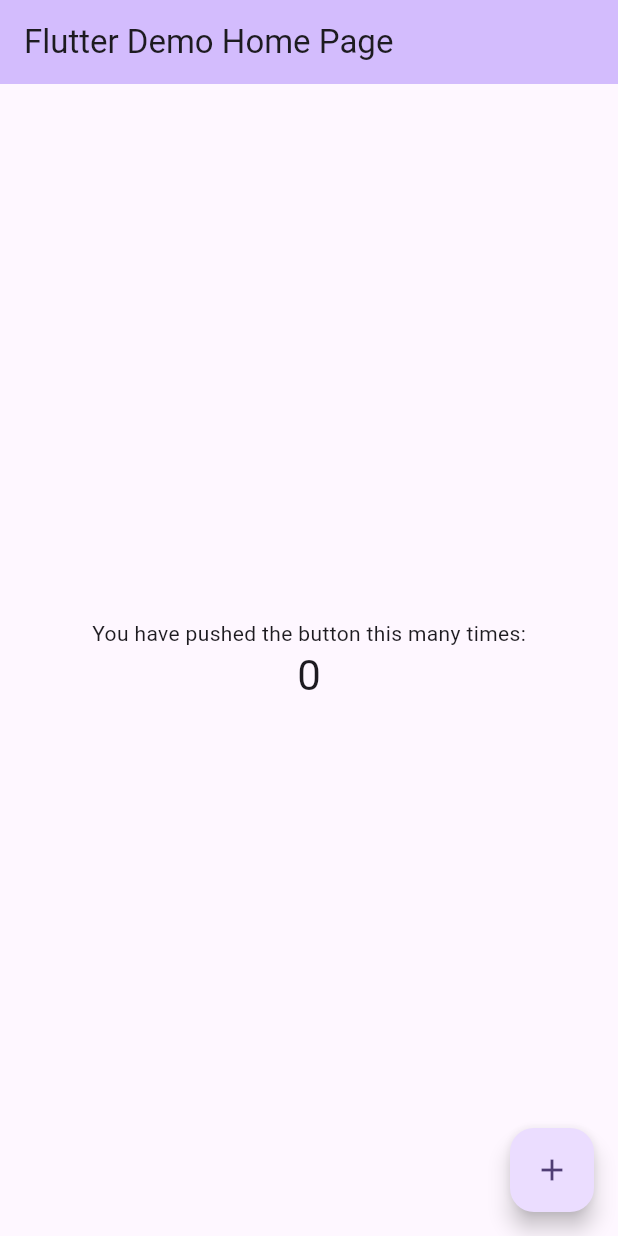
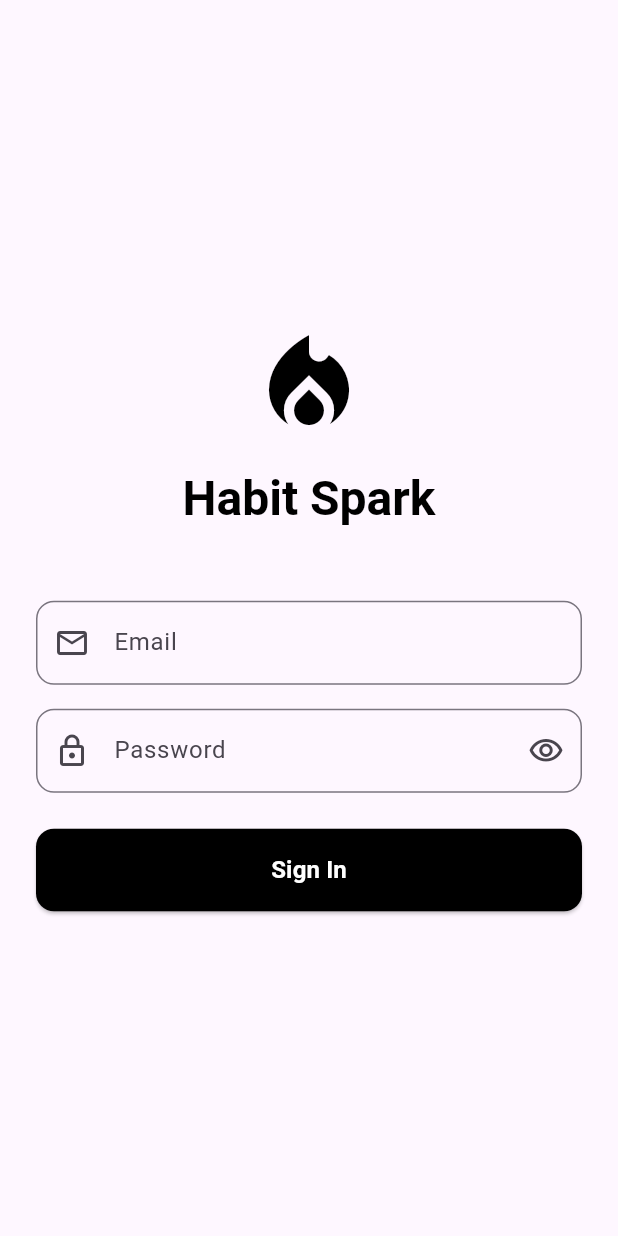
Before and after one commit to ChristianAlicaba2002/MDEV-Habit-Spark, a Flutter app: the screen it shows after launch, on a phone screen of 412 x 824 dp. Run offline on Flutter 3.47's test engine with Material 3 defaults, Android fonts, the phone set to English and light mode, and no system bars; our stand-ins replace firebase_auth, firebase_core; accounts and stored records are empty.

Commit message:
Add login page with email/password authentication
- Created login page UI with email and password fields
- Implemented Firebase authentication service
- Added auth state management in main.dart
- Created home page with sign out functionality
- Updated theme colors to black
- Removed Google Sign-In for now (to be added later)

```diff
--- a/lib/main.dart
+++ b/lib/main.dart
@@ -1,6 +1,9 @@
 import 'package:firebase_core/firebase_core.dart';
 import 'package:flutter/material.dart';
 import 'package:habit_spark/firebase_options.dart';
+import 'package:habit_spark/services/auth_service.dart';
+import 'package:habit_spark/screens/login_page.dart';
+import 'package:habit_spark/screens/home_page.dart';
 
 void main() async {
   WidgetsFlutterBinding.ensureInitialized();
@@ -13,115 +16,28 @@ void main() async {
 class MyApp extends StatelessWidget {
   const MyApp({super.key});
 
-  // This widget is the root of your application.
   @override
   Widget build(BuildContext context) {
     return MaterialApp(
-      title: 'Flutter Demo',
+      title: 'Habit Spark',
+      debugShowCheckedModeBanner: false,
       theme: ThemeData(
-        // This is the theme of your application.
-        //
-        // TRY THIS: Try running your application with "flutter run". You'll see
-        // the application has a purple toolbar. Then, without quitting the app,
-        // try changing the seedColor in the colorScheme below to Colors.green
-        // and then invoke "hot reload" (save your changes or press the "hot
-        // reload" button in a Flutter-supported IDE, or press "r" if you used
-        // the command line to start the app).
-        //
-        // Notice that the counter didn't reset back to zero; the application
-        // state is not lost during the reload. To reset the state, use hot
-        // restart instead.
-        //
-        // This works for code too, not just values: Most code changes can be
-        // tested with just a hot reload.
-        colorScheme: .fromSeed(seedColor: Colors.deepPurple),
+        colorScheme: ColorScheme.fromSeed(seedColor: Colors.deepPurple),
+        useMaterial3: true,
       ),
-      home: const MyHomePage(title: 'Flutter Demo Home Page'),
-    );
-  }
-}
-
-class MyHomePage extends StatefulWidget {
-  const MyHomePage({super.key, required this.title});
-
-  // This widget is the home page of your application. It is stateful, meaning
-  // that it has a State object (defined below) that contains fields that affect
-  // how it looks.
-
-  // This class is the configuration for the state. It holds the values (in this
-  // case the title) provided by the parent (in this case the App widget) and
-  // used by the build method of the State. Fields in a Widget subclass are
-  // always marked "final".
-
-  final String title;
-
-  @override
-  State<MyHomePage> createState() => _MyHomePageState();
-}
-
-class _MyHomePageState extends State<MyHomePage> {
-  int _counter = 0;
-
-  void _incrementCounter() {
-    setState(() {
-      // This call to setState tells the Flutter framework that something has
-      // changed in this State, which causes it to rerun the build method below
-      // so that the display can reflect the updated values. If we changed
-      // _counter without calling setState(), then the build method would not be
-      // called again, and so nothing would appear to happen.
-      _counter++;
-    });
-  }
-
-  @override
-  Widget build(BuildContext context) {
-    // This method is rerun every time setState is called, for instance as done
-    // by the _incrementCounter method above.
-    //
-    // The Flutter framework has been optimized to make rerunning build methods
-    // fast, so that you can just rebuild anything that needs updating rather
-    // than having to individually change instances of widgets.
-    return Scaffold(
-      appBar: AppBar(
-        // TRY THIS: Try changing the color here to a specific color (to
-        // Colors.amber, perhaps?) and trigger a hot reload to see the AppBar
-        // change color while the other colors stay the same.
-        backgroundColor: Theme.of(context).colorScheme.inversePrimary,
-        // Here we take the value from the MyHomePage object that was created by
-        // the App.build method, and use it to set our appbar title.
-        title: Text(widget.title),
-      ),
-      body: Center(
-        // Center is a layout widget. It takes a single child and positions it
-        // in the middle of the parent.
-        child: Column(
-          // Column is also a layout widget. It takes a list of children and
-          // arranges them vertically. By default, it sizes itself to fit its
-          // children horizontally, and tries to be as tall as its parent.
-          //
-          // Column has various properties to control how it sizes itself and
-          // how it positions its children. Here we use mainAxisAlignment to
-          // center the children vertically; the main axis here is the vertical
-          // axis because Columns are vertical (the cross axis would be
-          // horizontal).
-          //
-          // TRY THIS: Invoke "debug painting" (choose the "Toggle Debug Paint"
-          // action in the IDE, or press "p" in the console), to see the
-          // wireframe for each widget.
-          mainAxisAlignment: .center,
-          children: [
-            const Text('You have pushed the button this many times:'),
-            Text(
-              '$_counter',
-              style: Theme.of(context).textTheme.headlineMedium,
-            ),
-          ],
-        ),
-      ),
-      floatingActionButton: FloatingActionButton(
-        onPressed: _incrementCounter,
-        tooltip: 'Increment',
-        child: const Icon(Icons.add),
+      home: StreamBuilder(
+        stream: AuthService().authStateChanges,
+        builder: (context, snapshot) {
+          if (snapshot.connectionState == ConnectionState.waiting) {
+            return const Scaffold(
+              body: Center(child: CircularProgressIndicator()),
+            );
+          }
+          if (snapshot.hasData) {
+            return const HomePage();
+          }
+          return const LoginPage();
+        },
       ),
     );
   }
--- /dev/null
+++ b/lib/screens/login_page.dart
@@ -0,0 +1,175 @@
+import 'package:flutter/material.dart';
+import 'package:habit_spark/services/auth_service.dart';
+import 'package:habit_spark/screens/home_page.dart';
+
+class LoginPage extends StatefulWidget {
+  const LoginPage({super.key});
+
+  @override
+  State<LoginPage> createState() => _LoginPageState();
+}
+
+class _LoginPageState extends State<LoginPage> {
+  final _formKey = GlobalKey<FormState>();
+  final _emailController = TextEditingController();
+  final _passwordController = TextEditingController();
+  final _authService = AuthService();
+  bool _isLoading = false;
+  bool _obscurePassword = true;
+
+  @override
+  void dispose() {
+    _emailController.dispose();
+    _passwordController.dispose();
+    super.dispose();
+  }
+
+  Future<void> _signInWithEmail() async {
+    if (!_formKey.currentState!.validate()) return;
+
+    setState(() => _isLoading = true);
+
+    try {
+      await _authService.signInWithEmailPassword(
+        _emailController.text.trim(),
+        _passwordController.text,
+      );
+      if (mounted) {
+        Navigator.of(context).pushReplacement(
+          MaterialPageRoute(builder: (_) => const HomePage()),
+        );
+      }
+    } catch (e) {
+      if (mounted) {
+        ScaffoldMessenger.of(context).showSnackBar(
+          SnackBar(content: Text(e.toString())),
+        );
+      }
+    } finally {
+      if (mounted) setState(() => _isLoading = false);
+    }
+  }
+
+  @override
+  Widget build(BuildContext context) {
+    return Scaffold(
+      body: SafeArea(
+        child: Center(
+          child: SingleChildScrollView(
+            padding: const EdgeInsets.all(24.0),
+            child: Form(
+              key: _formKey,
+              child: Column(
+                mainAxisAlignment: MainAxisAlignment.center,
+                crossAxisAlignment: CrossAxisAlignment.stretch,
+                children: [
+                  // App Logo/Title
+                  const Icon(
+                    Icons.local_fire_department,
+                    size: 80,
+                    color: Colors.black,
+                  ),
+                  const SizedBox(height: 16),
+                  Text(
+                    'Habit Spark',
+                    style: Theme.of(context).textTheme.headlineLarge?.copyWith(
+                          fontWeight: FontWeight.bold,
+                          color: Colors.black,
+                        ),
+                    textAlign: TextAlign.center,
+                  ),
+                  const SizedBox(height: 48),
+
+                  // Email Field
+                  TextFormField(
+                    controller: _emailController,
+                    keyboardType: TextInputType.emailAddress,
+                    decoration: InputDecoration(
+                      labelText: 'Email',
+                      prefixIcon: const Icon(Icons.email_outlined),
+                      border: OutlineInputBorder(
+                        borderRadius: BorderRadius.circular(12),
+                      ),
+                    ),
+                    validator: (value) {
+                      if (value == null || value.isEmpty) {
+                        return 'Please enter your email';
+                      }
+                      if (!value.contains('@')) {
+                        return 'Please enter a valid email';
+                      }
+                      return null;
+                    },
+                  ),
+                  const SizedBox(height: 16),
+
+                  // Password Field
+                  TextFormField(
+                    controller: _passwordController,
+                    obscureText: _obscurePassword,
+                    decoration: InputDecoration(
+                      labelText: 'Password',
+                      prefixIcon: const Icon(Icons.lock_outlined),
+                      suffixIcon: IconButton(
+                        icon: Icon(
+                          _obscurePassword
+                              ? Icons.visibility_outlined
+                              : Icons.visibility_off_outlined,
+                        ),
+                        onPressed: () {
+                          setState(() => _obscurePassword = !_obscurePassword);
+                        },
+                      ),
+                      border: OutlineInputBorder(
+                        borderRadius: BorderRadius.circular(12),
+                      ),
+                    ),
+                    validator: (value) {
+                      if (value == null || value.isEmpty) {
+                        return 'Please enter your password';
+                      }
+                      if (value.length < 6) {
+                        return 'Password must be at least 6 characters';
+                      }
+                      return null;
+                    },
+                  ),
+                  const SizedBox(height: 24),
+
+                  // Sign In Button
+                  ElevatedButton(
+                    onPressed: _isLoading ? null : _signInWithEmail,
+                    style: ElevatedButton.styleFrom(
+                      padding: const EdgeInsets.symmetric(vertical: 16),
+                      shape: RoundedRectangleBorder(
+                        borderRadius: BorderRadius.circular(12),
+                      ),
+                      backgroundColor: Colors.black,
+                      foregroundColor: Colors.white,
+                    ),
+                    child: _isLoading
+                        ? const SizedBox(
+                            height: 20,
+                            width: 20,
+                            child: CircularProgressIndicator(
+                              strokeWidth: 2,
+                              color: Colors.white,
+                            ),
+                          )
+                        : const Text(
+                            'Sign In',
+                            style: TextStyle(
+                              fontSize: 16,
+                              fontWeight: FontWeight.bold,
+                            ),
+                          ),
+                  ),
+                ],
+              ),
+            ),
+          ),
+        ),
+      ),
+    );
+  }
+}
--- /dev/null
+++ b/lib/services/auth_service.dart
@@ -0,0 +1,65 @@
+import 'package:firebase_auth/firebase_auth.dart';
+
+class AuthService {
+  final FirebaseAuth _auth = FirebaseAuth.instance;
+
+  // Get current user
+  User? get currentUser => _auth.currentUser;
+
+  // Auth state changes
+  Stream<User?> get authStateChanges => _auth.authStateChanges();
+
+  // Sign in with email and password
+  Future<UserCredential?> signInWithEmailPassword(
+      String email, String password) async {
+    try {
+      return await _auth.signInWithEmailAndPassword(
+        email: email,
+        password: password,
+      );
+    } on FirebaseAuthException catch (e) {
+      throw _handleAuthException(e);
+    }
+  }
+
+  // Sign up with email and password
+  Future<UserCredential?> signUpWithEmailPassword(
+      String email, String password) async {
+    try {
+      return await _auth.createUserWithEmailAndPassword(
+        email: email,
+        password: password,
+      );
+    } on FirebaseAuthException catch (e) {
+      throw _handleAuthException(e);
+    }
+  }
+
+  // Sign in with Google (placeholder - not functional)
+  Future<UserCredential?> signInWithGoogle() async {
+    throw 'Google sign-in is not configured yet';
+  }
+
+  // Sign out
+  Future<void> signOut() async {
+    await _auth.signOut();
+  }
+
+  // Handle Firebase Auth exceptions
+  String _handleAuthException(FirebaseAuthException e) {
+    switch (e.code) {
+      case 'user-not-found':
+        return 'No user found with this email.';
+      case 'wrong-password':
+        return 'Wrong password provided.';
+      case 'email-already-in-use':
+        return 'An account already exists with this email.';
+      case 'weak-password':
+        return 'Password is too weak.';
+      case 'invalid-email':
+        return 'Invalid email address.';
+      default:
+        return 'Authentication error: ${e.message}';
+    }
+  }
+}
--- a/pubspec.yaml
+++ b/pubspec.yaml
@@ -19,7 +19,7 @@ publish_to: 'none' # Remove this line if you wish to publish to pub.dev
 version: 1.0.0+1
 
 environment:
-  sdk: ^3.11.4
+  sdk: ^3.8.0
 
 # Dependencies specify other packages that your package needs in order to work.
 # To automatically upgrade your package dependencies to the latest versions
@@ -37,7 +37,6 @@ dependencies:
   firebase_core: ^4.6.0
   firebase_auth: ^6.3.0
   cloud_firestore: ^6.2.0
-  google_sign_in: ^7.2.0
 
 dev_dependencies:
   flutter_test:
```
Also changed, not shown: lib/screens/home_page.dart (added, +70 -0 lines), pubspec.lock, 1 other file.
